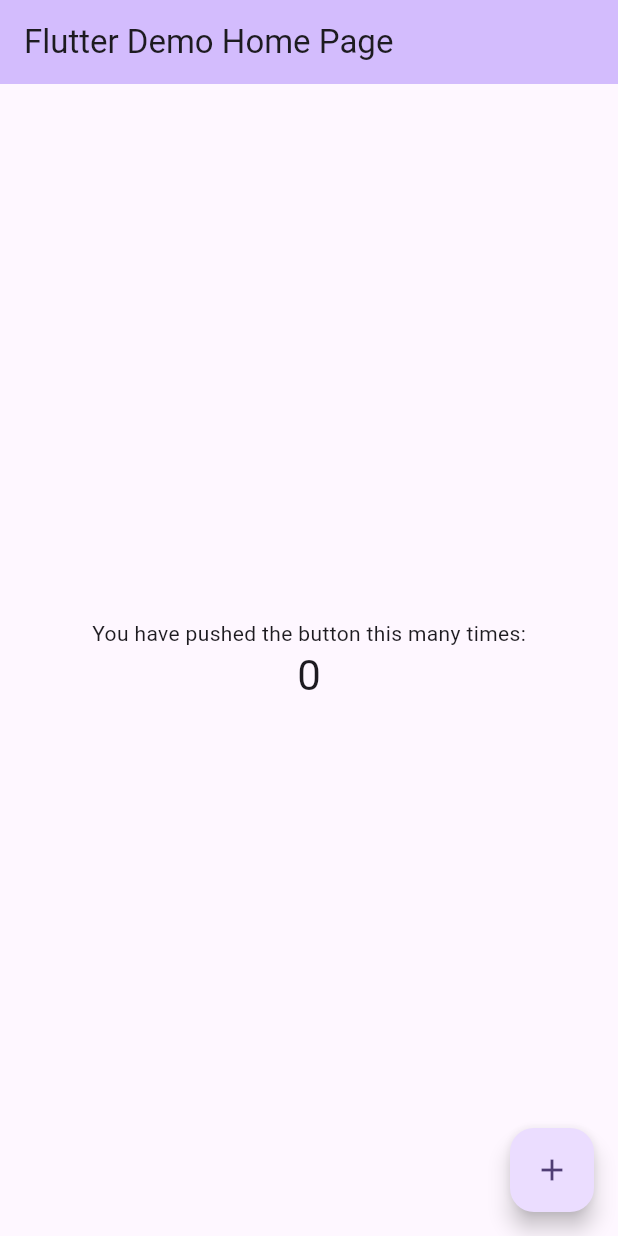
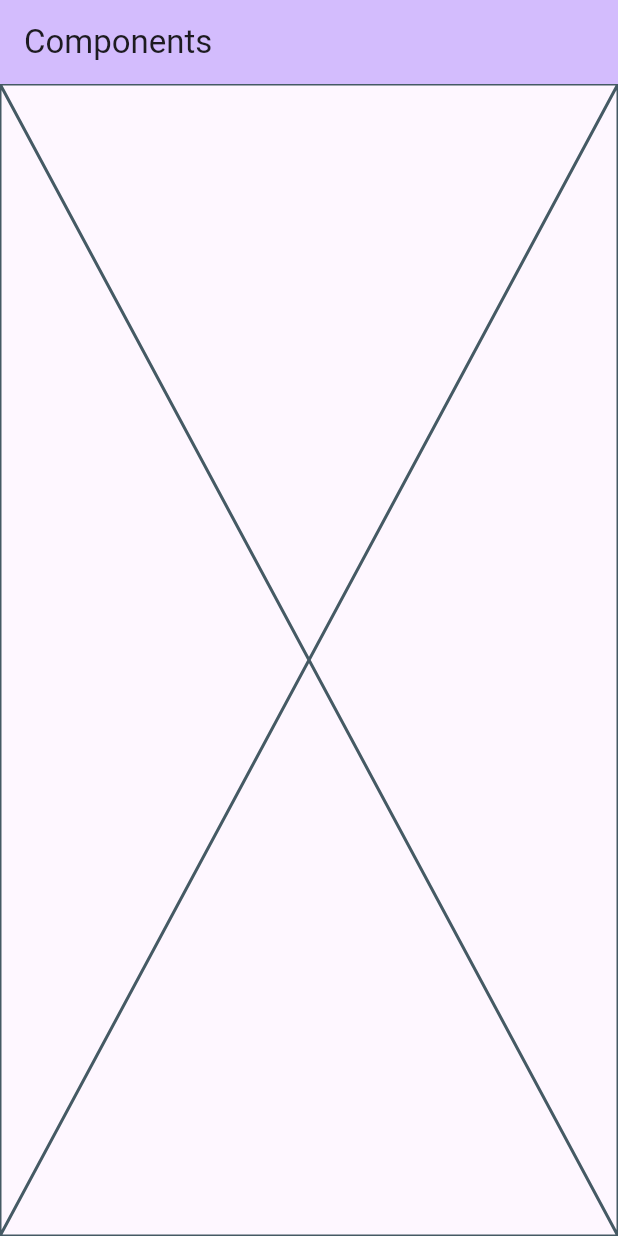
Before and after one commit to Shuhib1924/flutter_components, a Flutter app: the screen it shows after launch, on a phone screen of 412 x 824 dp. Run offline on Flutter 3.47's test engine with Material 3 defaults, Android fonts, the phone set to English and light mode, and no system bars.

Commit message:
fixed start

```diff
--- a/lib/main.dart
+++ b/lib/main.dart
@@ -7,46 +7,21 @@
 class MyApp extends StatelessWidget {
   const MyApp({super.key});
 
-  // This widget is the root of your application.
   @override
   Widget build(BuildContext context) {
     return MaterialApp(
       title: 'Flutter Demo',
       theme: ThemeData(
-        // This is the theme of your application.
-        //
-        // TRY THIS: Try running your application with "flutter run". You'll see
-        // the application has a purple toolbar. Then, without quitting the app,
-        // try changing the seedColor in the colorScheme below to Colors.green
-        // and then invoke "hot reload" (save your changes or press the "hot
-        // reload" button in a Flutter-supported IDE, or press "r" if you used
-        // the command line to start the app).
-        //
-        // Notice that the counter didn't reset back to zero; the application
-        // state is not lost during the reload. To reset the state, use hot
-        // restart instead.
-        //
-        // This works for code too, not just values: Most code changes can be
-        // tested with just a hot reload.
         colorScheme: ColorScheme.fromSeed(seedColor: Colors.deepPurple),
         useMaterial3: true,
       ),
-      home: const MyHomePage(title: 'Flutter Demo Home Page'),
+      home: const MyHomePage(title: 'Components'),
     );
   }
 }
 
 class MyHomePage extends StatefulWidget {
   const MyHomePage({super.key, required this.title});
-
-  // This widget is the home page of your application. It is stateful, meaning
-  // that it has a State object (defined below) that contains fields that affect
-  // how it looks.
-
-  // This class is the configuration for the state. It holds the values (in this
-  // case the title) provided by the parent (in this case the App widget) and
-  // used by the build method of the State. Fields in a Widget subclass are
-  // always marked "final".
 
   final String title;
 
@@ -55,71 +30,14 @@
 }
 
 class _MyHomePageState extends State<MyHomePage> {
-  int _counter = 0;
-
-  void _incrementCounter() {
-    setState(() {
-      // This call to setState tells the Flutter framework that something has
-      // changed in this State, which causes it to rerun the build method below
-      // so that the display can reflect the updated values. If we changed
-      // _counter without calling setState(), then the build method would not be
-      // called again, and so nothing would appear to happen.
-      _counter++;
-    });
-  }
-
   @override
   Widget build(BuildContext context) {
-    // This method is rerun every time setState is called, for instance as done
-    // by the _incrementCounter method above.
-    //
-    // The Flutter framework has been optimized to make rerunning build methods
-    // fast, so that you can just rebuild anything that needs updating rather
-    // than having to individually change instances of widgets.
     return Scaffold(
       appBar: AppBar(
-        // TRY THIS: Try changing the color here to a specific color (to
-        // Colors.amber, perhaps?) and trigger a hot reload to see the AppBar
-        // change color while the other colors stay the same.
         backgroundColor: Theme.of(context).colorScheme.inversePrimary,
-        // Here we take the value from the MyHomePage object that was created by
-        // the App.build method, and use it to set our appbar title.
         title: Text(widget.title),
       ),
-      body: Center(
-        // Center is a layout widget. It takes a single child and positions it
-        // in the middle of the parent.
-        child: Column(
-          // Column is also a layout widget. It takes a list of children and
-          // arranges them vertically. By default, it sizes itself to fit its
-          // children horizontally, and tries to be as tall as its parent.
-          //
-          // Column has various properties to control how it sizes itself and
-          // how it positions its children. Here we use mainAxisAlignment to
-          // center the children vertically; the main axis here is the vertical
-          // axis because Columns are vertical (the cross axis would be
-          // horizontal).
-          //
-          // TRY THIS: Invoke "debug painting" (choose the "Toggle Debug Paint"
-          // action in the IDE, or press "p" in the console), to see the
-          // wireframe for each widget.
-          mainAxisAlignment: MainAxisAlignment.center,
-          children: <Widget>[
-            const Text(
-              'You have pushed the button this many times:',
-            ),
-            Text(
-              '$_counter',
-              style: Theme.of(context).textTheme.headlineMedium,
-            ),
-          ],
-        ),
-      ),
-      floatingActionButton: FloatingActionButton(
-        onPressed: _incrementCounter,
-        tooltip: 'Increment',
-        child: const Icon(Icons.add),
-      ), // This trailing comma makes auto-formatting nicer for build methods.
+      body: Placeholder(),
     );
   }
 }
```
